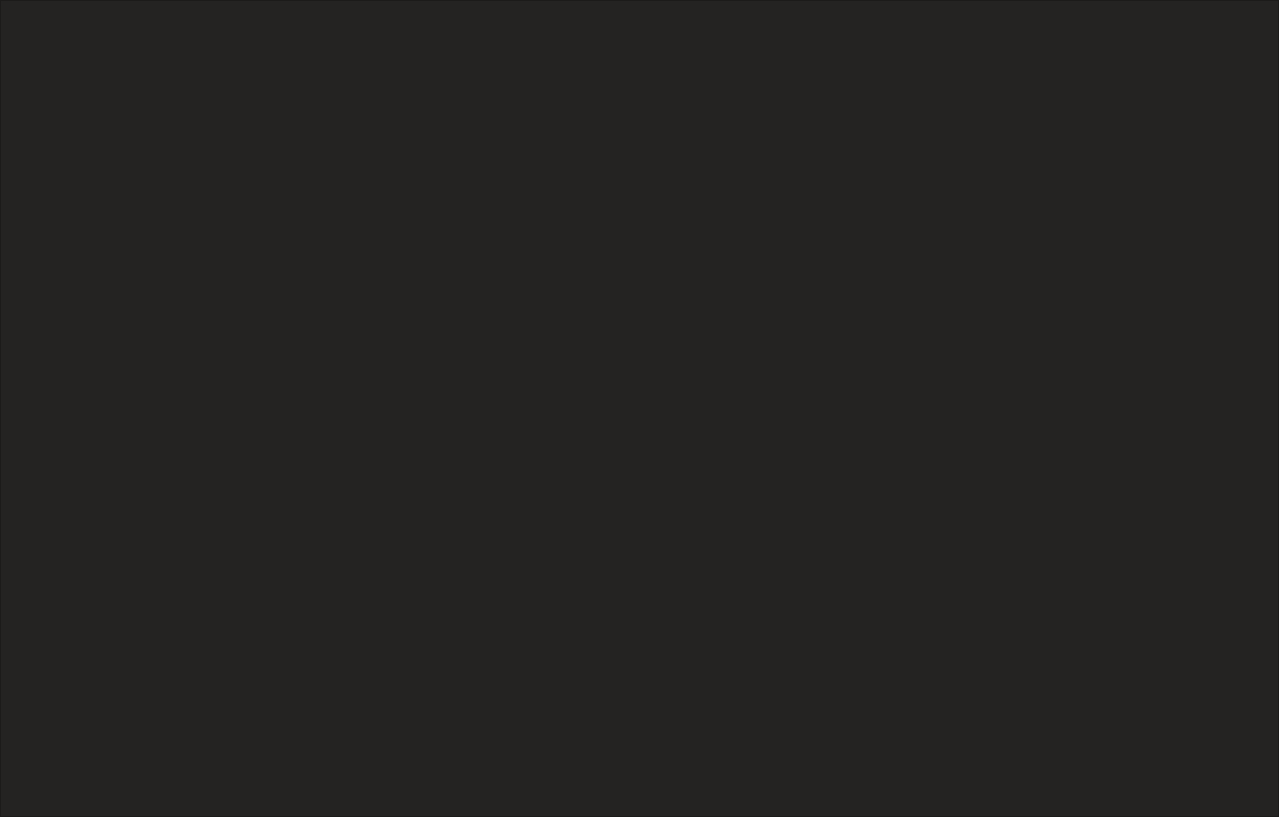
Above: frontend/dashoboard.ui from Android-Jester/iAttend before the change. Below: the same form after it.
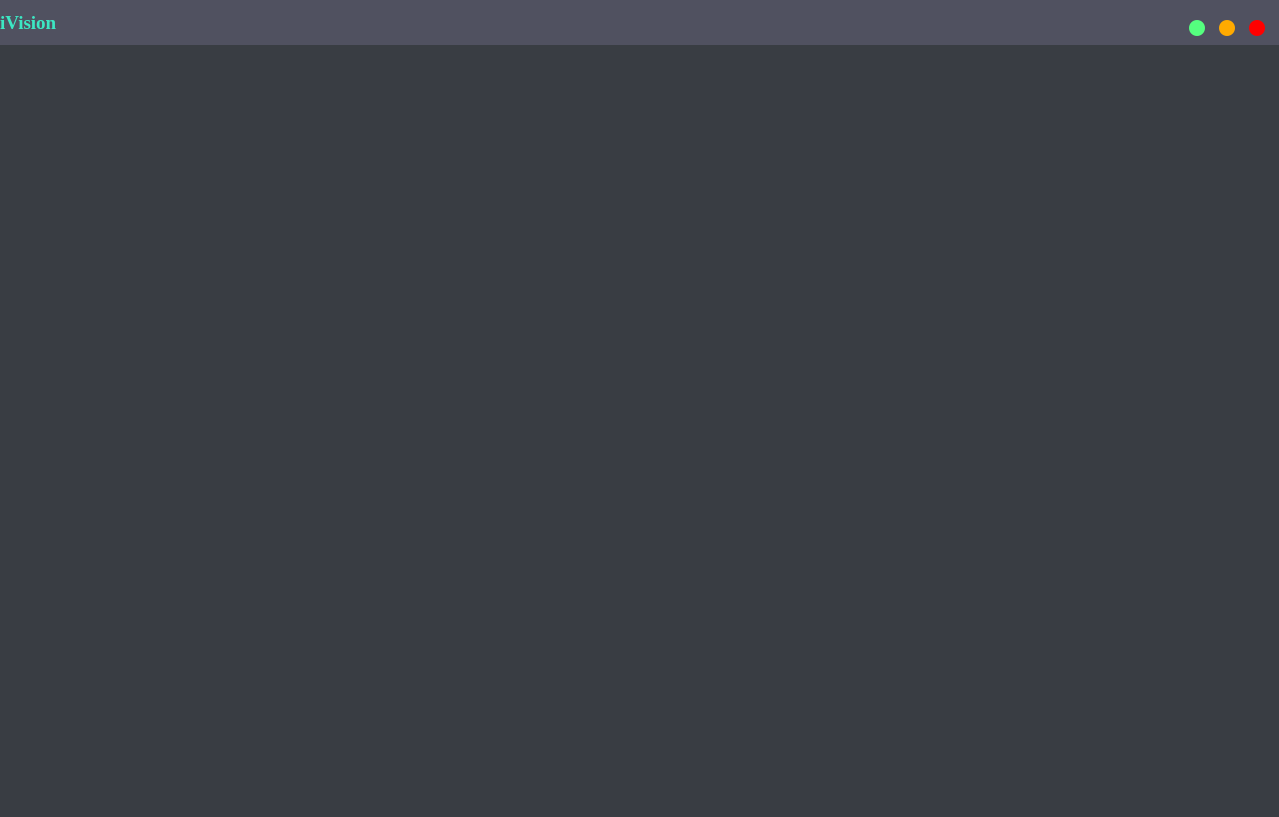
That is the form after the change.

Commit message: dashboard controls designed and code functionality added

Patch:
```diff
--- a/frontend/dashoboard.ui
+++ b/frontend/dashoboard.ui
@@ -17,6 +17,9 @@
    <string notr="true">background-color: rgb(255, 255, 255);</string>
   </property>
   <widget class="QWidget" name="centralwidget">
+   <property name="styleSheet">
+    <string notr="true"/>
+   </property>
    <layout class="QVBoxLayout" name="verticalLayout">
     <property name="spacing">
      <number>0</number>
@@ -36,17 +39,303 @@
     <item>
      <widget class="QFrame" name="frame">
       <property name="styleSheet">
-       <string notr="true">QFrame{
-	
-	background-color: rgb(36, 35, 34);
-}</string>
+       <string notr="true"/>
       </property>
       <property name="frameShape">
-       <enum>QFrame::StyledPanel</enum>
+       <enum>QFrame::NoFrame</enum>
       </property>
       <property name="frameShadow">
        <enum>QFrame::Raised</enum>
       </property>
+      <property name="lineWidth">
+       <number>0</number>
+      </property>
+      <layout class="QVBoxLayout" name="content_layout">
+       <property name="spacing">
+        <number>0</number>
+       </property>
+       <property name="leftMargin">
+        <number>0</number>
+       </property>
+       <property name="topMargin">
+        <number>0</number>
+       </property>
+       <property name="rightMargin">
+        <number>0</number>
+       </property>
+       <property name="bottomMargin">
+        <number>0</number>
+       </property>
+       <item>
+        <widget class="QFrame" name="title_bar">
+         <property name="maximumSize">
+          <size>
+           <width>16777215</width>
+           <height>45</height>
+          </size>
+         </property>
+         <property name="styleSheet">
+          <string notr="true">
+background-color: rgb(80, 81, 96);</string>
+         </property>
+         <property name="frameShape">
+          <enum>QFrame::NoFrame</enum>
+         </property>
+         <property name="frameShadow">
+          <enum>QFrame::Raised</enum>
+         </property>
+         <layout class="QHBoxLayout" name="horizontalLayout">
+          <property name="leftMargin">
+           <number>0</number>
+          </property>
+          <property name="topMargin">
+           <number>0</number>
+          </property>
+          <property name="rightMargin">
+           <number>0</number>
+          </property>
+          <property name="bottomMargin">
+           <number>0</number>
+          </property>
+          <item>
+           <widget class="QFrame" name="other_fields">
+            <property name="frameShape">
+             <enum>QFrame::NoFrame</enum>
+            </property>
+            <property name="frameShadow">
+             <enum>QFrame::Raised</enum>
+            </property>
+            <layout class="QHBoxLayout" name="horizontalLayout_2">
+             <property name="spacing">
+              <number>0</number>
+             </property>
+             <property name="leftMargin">
+              <number>0</number>
+             </property>
+             <property name="topMargin">
+              <number>0</number>
+             </property>
+             <property name="rightMargin">
+              <number>0</number>
+             </property>
+             <property name="bottomMargin">
+              <number>0</number>
+             </property>
+             <item>
+              <widget class="QFrame" name="logo">
+               <property name="maximumSize">
+                <size>
+                 <width>100</width>
+                 <height>16777215</height>
+                </size>
+               </property>
+               <property name="frameShape">
+                <enum>QFrame::NoFrame</enum>
+               </property>
+               <property name="frameShadow">
+                <enum>QFrame::Raised</enum>
+               </property>
+               <layout class="QVBoxLayout" name="verticalLayout_2">
+                <property name="leftMargin">
+                 <number>0</number>
+                </property>
+                <property name="topMargin">
+                 <number>0</number>
+                </property>
+                <property name="rightMargin">
+                 <number>0</number>
+                </property>
+                <property name="bottomMargin">
+                 <number>0</number>
+                </property>
+                <item>
+                 <widget class="QLabel" name="label">
+                  <property name="font">
+                   <font>
+                    <family>Times New Roman</family>
+                    <pointsize>14</pointsize>
+                    <weight>75</weight>
+                    <bold>true</bold>
+                   </font>
+                  </property>
+                  <property name="styleSheet">
+                   <string notr="true">color: rgb(60, 231, 195);</string>
+                  </property>
+                  <property name="text">
+                   <string>iVision</string>
+                  </property>
+                  <property name="margin">
+                   <number>10</number>
+                  </property>
+                 </widget>
+                </item>
+               </layout>
+              </widget>
+             </item>
+             <item>
+              <widget class="QFrame" name="options">
+               <property name="frameShape">
+                <enum>QFrame::NoFrame</enum>
+               </property>
+               <property name="frameShadow">
+                <enum>QFrame::Raised</enum>
+               </property>
+              </widget>
+             </item>
+            </layout>
+           </widget>
+          </item>
+          <item>
+           <widget class="QFrame" name="controls_frame">
+            <property name="minimumSize">
+             <size>
+              <width>100</width>
+              <height>0</height>
+             </size>
+            </property>
+            <property name="maximumSize">
+             <size>
+              <width>100</width>
+              <height>16777215</height>
+             </size>
+            </property>
+            <property name="frameShape">
+             <enum>QFrame::NoFrame</enum>
+            </property>
+            <property name="frameShadow">
+             <enum>QFrame::Raised</enum>
+            </property>
+            <widget class="QPushButton" name="btn_maximize">
+             <property name="geometry">
+              <rect>
+               <x>40</x>
+               <y>20</y>
+               <width>16</width>
+               <height>16</height>
+              </rect>
+             </property>
+             <property name="minimumSize">
+              <size>
+               <width>16</width>
+               <height>16</height>
+              </size>
+             </property>
+             <property name="maximumSize">
+              <size>
+               <width>17</width>
+               <height>17</height>
+              </size>
+             </property>
+             <property name="styleSheet">
+              <string notr="true">QPushButton{
+	
+	background-color: rgb(255, 170, 0);
+	border:none;
+	border-radius: 8px;
+}
+
+QPushButton:hover{	
+	background-color: rgba(255, 170, 0,150);
+	
+}</string>
+             </property>
+             <property name="text">
+              <string/>
+             </property>
+            </widget>
+            <widget class="QPushButton" name="btn_minimize">
+             <property name="geometry">
+              <rect>
+               <x>10</x>
+               <y>20</y>
+               <width>16</width>
+               <height>16</height>
+              </rect>
+             </property>
+             <property name="minimumSize">
+              <size>
+               <width>16</width>
+               <height>16</height>
+              </size>
+             </property>
+             <property name="maximumSize">
+              <size>
+               <width>17</width>
+               <height>17</height>
+              </size>
+             </property>
+             <property name="styleSheet">
+              <string notr="true">QPushButton{
+	background-color: rgb(85, 255, 127);
+	border:none;
+	border-radius: 8px;
+}
+
+QPushButton:hover{	
+	background-color: rgba(85, 255, 127,150);
+	
+}</string>
+             </property>
+             <property name="text">
+              <string/>
+             </property>
+            </widget>
+            <widget class="QPushButton" name="btn_close">
+             <property name="geometry">
+              <rect>
+               <x>70</x>
+               <y>20</y>
+               <width>16</width>
+               <height>16</height>
+              </rect>
+             </property>
+             <property name="minimumSize">
+              <size>
+               <width>16</width>
+               <height>16</height>
+              </size>
+             </property>
+             <property name="maximumSize">
+              <size>
+               <width>17</width>
+               <height>17</height>
+              </size>
+             </property>
+             <property name="styleSheet">
+              <string notr="true">QPushButton{
+	background-color: rgb(255, 0, 0);
+	border:none;
+	border-radius: 8px;
+}
+
+QPushButton:hover{	
+	background-color: rgba(255, 0, 0,150);
+	
+}</string>
+             </property>
+             <property name="text">
+              <string/>
+             </property>
+            </widget>
+           </widget>
+          </item>
+         </layout>
+        </widget>
+       </item>
+       <item>
+        <widget class="QFrame" name="content">
+         <property name="styleSheet">
+          <string notr="true">background-color: rgb(57, 61, 67);</string>
+         </property>
+         <property name="frameShape">
+          <enum>QFrame::NoFrame</enum>
+         </property>
+         <property name="frameShadow">
+          <enum>QFrame::Raised</enum>
+         </property>
+        </widget>
+       </item>
+      </layout>
      </widget>
     </item>
    </layout>
```
Left out of the diff: 2 changed lines with no effect on the pictures. The commit also changes 5 other files.
